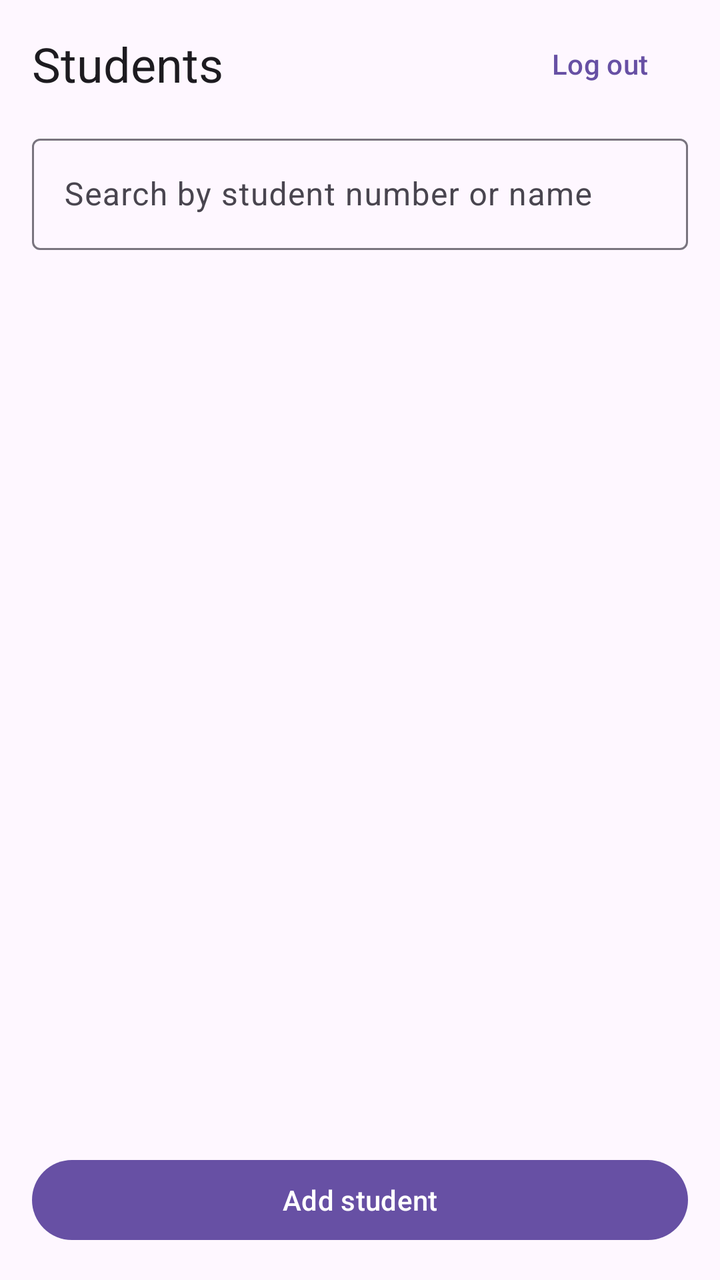
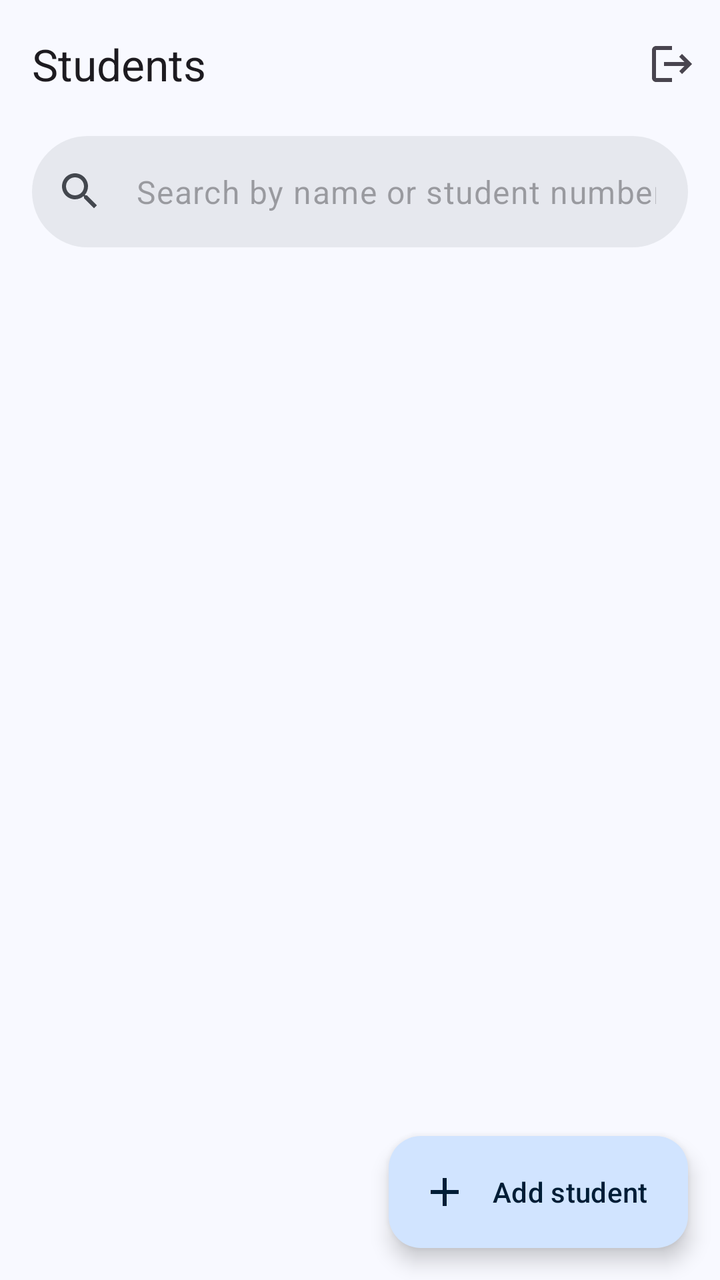

The first picture is an Android layout as it rendered before a commit; the second is the same layout after the commit. The layout source and the unified diff follow.
<!-- AndroidManifest.xml: application theme Theme.MyApplication -->
<!-- res/layout/activity_main.xml -->
<?xml version="1.0" encoding="utf-8"?>
<LinearLayout xmlns:android="http://schemas.android.com/apk/res/android"
    xmlns:tools="http://schemas.android.com/tools"
    android:id="@+id/main"
    android:layout_width="match_parent"
    android:layout_height="match_parent"
    android:orientation="vertical"
    tools:context=".MainActivity">

    <LinearLayout
        android:layout_width="match_parent"
        android:layout_height="wrap_content"
        android:gravity="center_vertical"
        android:orientation="horizontal"
        android:paddingHorizontal="16dp"
        android:paddingVertical="8dp">

        <TextView
            android:layout_width="0dp"
            android:layout_height="wrap_content"
            android:layout_weight="1"
            android:text="Students"
            android:textAppearance="?attr/textAppearanceHeadlineSmall" />

        <Button
            android:id="@+id/btn_logout"
            style="@style/Widget.Material3.Button.TextButton"
            android:layout_width="wrap_content"
            android:layout_height="wrap_content"
            android:text="Log out" />
    </LinearLayout>

    <com.google.android.material.textfield.TextInputLayout
        style="@style/Widget.Material3.TextInputLayout.OutlinedBox"
        android:layout_width="match_parent"
        android:layout_height="wrap_content"
        android:layout_marginHorizontal="16dp"
        android:hint="Search by student number or name">

        <com.google.android.material.textfield.TextInputEditText
            android:id="@+id/edit_search"
            android:layout_width="match_parent"
            android:layout_height="wrap_content"
            android:inputType="text" />
    </com.google.android.material.textfield.TextInputLayout>

    <ListView
        android:id="@+id/list_students"
        android:layout_width="match_parent"
        android:layout_height="0dp"
        android:layout_marginTop="8dp"
        android:layout_weight="1" />

    <Button
        android:id="@+id/btn_add"
        android:layout_width="match_parent"
        android:layout_height="wrap_content"
        android:layout_margin="16dp"
        android:text="Add student" />
</LinearLayout>
<!-- resources referenced by this layout -->
<resources>
  <style name="Base.Theme.MyApplication" parent="Theme.Material3.DayNight.NoActionBar">
          
          
      </style>
  <!-- unchanged entries left out for length: 1 -->
</resources>

<!-- the commit's change to res/layout/activity_main.xml (unified diff, before → after) -->
@@ -1,60 +1,88 @@
 <?xml version="1.0" encoding="utf-8"?>
-<LinearLayout xmlns:android="http://schemas.android.com/apk/res/android"
+<androidx.coordinatorlayout.widget.CoordinatorLayout xmlns:android="http://schemas.android.com/apk/res/android"
+    xmlns:app="http://schemas.android.com/apk/res-auto"
     xmlns:tools="http://schemas.android.com/tools"
     android:id="@+id/main"
     android:layout_width="match_parent"
     android:layout_height="match_parent"
-    android:orientation="vertical"
+    android:background="?attr/colorSurface"
     tools:context=".MainActivity">
 
     <LinearLayout
         android:layout_width="match_parent"
-        android:layout_height="wrap_content"
-        android:gravity="center_vertical"
-        android:orientation="horizontal"
-        android:paddingHorizontal="16dp"
-        android:paddingVertical="8dp">
+        android:layout_height="match_parent"
+        android:orientation="vertical">
 
-        <TextView
-            android:layout_width="0dp"
+        <com.google.android.material.appbar.MaterialToolbar
+            android:id="@+id/toolbar"
+            android:layout_width="match_parent"
+            android:layout_height="?attr/actionBarSize"
+            app:menu="@menu/menu_main"
+            app:title="Students" />
+
+        <com.google.android.material.textfield.TextInputLayout
+            style="@style/Widget.Material3.TextInputLayout.OutlinedBox"
+            android:layout_width="match_parent"
             android:layout_height="wrap_content"
-            android:layout_weight="1"
-            android:text="Students"
-            android:textAppearance="?attr/textAppearanceHeadlineSmall" />
+            android:layout_marginHorizontal="16dp"
+            android:layout_marginTop="4dp"
+            app:boxBackgroundColor="?attr/colorSurfaceContainerHigh"
+            app:boxCornerRadiusBottomEnd="28dp"
+            app:boxCornerRadiusBottomStart="28dp"
+            app:boxCornerRadiusTopEnd="28dp"
+            app:boxCornerRadiusTopStart="28dp"
+            app:boxStrokeWidth="0dp"
+            app:boxStrokeWidthFocused="2dp"
+            app:hintEnabled="false"
+            app:startIconDrawable="@drawable/ic_search">
 
-        <Button
-            android:id="@+id/btn_logout"
-            style="@style/Widget.Material3.Button.TextButton"
-            android:layout_width="wrap_content"
-            android:layout_height="wrap_content"
-            android:text="Log out" />
+            <com.google.android.material.textfield.TextInputEditText
+                android:id="@+id/edit_search"
+                android:layout_width="match_parent"
+                android:layout_height="wrap_content"
+                android:hint="Search by name or student number"
+                android:imeOptions="actionSearch"
+                android:inputType="text" />
+        </com.google.android.material.textfield.TextInputLayout>
+
+        <FrameLayout
+            android:layout_width="match_parent"
+            android:layout_height="match_parent">
+
+            <ListView
+                android:id="@+id/list_students"
+                android:layout_width="match_parent"
+                android:layout_height="match_parent"
+                android:clipToPadding="false"
+                android:divider="@null"
+                android:paddingTop="8dp"
+                android:paddingBottom="96dp"
+                android:scrollbarStyle="outsideOverlay" />
+
+            
+            <TextView
+                android:id="@+id/text_empty"
+                android:layout_width="match_parent"
+                android:layout_height="match_parent"
+                android:drawablePadding="16dp"
+                android:gravity="center"
+                android:paddingHorizontal="32dp"
+                android:paddingBottom="96dp"
+                android:textAppearance="?attr/textAppearanceBodyLarge"
+                android:textColor="?attr/colorOnSurfaceVariant"
+                android:visibility="gone"
+                app:drawableTint="?attr/colorOutline"
+                app:drawableTopCompat="@drawable/ic_search" />
+        </FrameLayout>
     </LinearLayout>
 
-    <com.google.android.material.textfield.TextInputLayout
-        style="@style/Widget.Material3.TextInputLayout.OutlinedBox"
-        android:layout_width="match_parent"
+    <com.google.android.material.floatingactionbutton.ExtendedFloatingActionButton
+        android:id="@+id/fab_add"
+        android:layout_width="wrap_content"
         android:layout_height="wrap_content"
-        android:layout_marginHorizontal="16dp"
-        android:hint="Search by student number or name">
-
-        <com.google.android.material.textfield.TextInputEditText
-            android:id="@+id/edit_search"
-            android:layout_width="match_parent"
-            android:layout_height="wrap_content"
-            android:inputType="text" />
-    </com.google.android.material.textfield.TextInputLayout>
-
-    <ListView
-        android:id="@+id/list_students"
-        android:layout_width="match_parent"
-        android:layout_height="0dp"
-        android:layout_marginTop="8dp"
-        android:layout_weight="1" />
-
-    <Button
-        android:id="@+id/btn_add"
-        android:layout_width="match_parent"
-        android:layout_height="wrap_content"
+        android:layout_gravity="bottom|end"
         android:layout_margin="16dp"
-        android:text="Add student" />
-</LinearLayout>
+        android:text="Add student"
+        android:transitionName="add_student"
+        app:icon="@drawable/ic_add" />
+</androidx.coordinatorlayout.widget.CoordinatorLayout>
<!-- resource entries referenced after the edit -->
@@ -1,9 +1,80 @@
 <!-- resources referenced by this layout -->
 <resources>
+  <!-- drawable ic_add (drawable) -->
+  <?xml version="1.0" encoding="utf-8"?>
+  <vector xmlns:android="http://schemas.android.com/apk/res/android"
+      android:width="24dp"
+      android:height="24dp"
+      android:tint="?attr/colorControlNormal"
+      android:viewportWidth="24"
+      android:viewportHeight="24">
+      <path
+          android:fillColor="@android:color/white"
+          android:pathData="M19,13h-6v6h-2v-6H5v-2h6V5h2v6h6v2z" />
+  </vector>
+  <!-- drawable ic_search (drawable) -->
+  <?xml version="1.0" encoding="utf-8"?>
+  <vector xmlns:android="http://schemas.android.com/apk/res/android"
+      android:width="24dp"
+      android:height="24dp"
+      android:tint="?attr/colorControlNormal"
+      android:viewportWidth="24"
+      android:viewportHeight="24">
+      <path
+          android:fillColor="@android:color/white"
+          android:pathData="M15.5,14h-0.79l-0.28,-0.27C15.41,12.59 16,11.11 16,9.5 16,5.91 13.09,3 9.5,3S3,5.91 3,9.5 5.91,16 9.5,16c1.61,0 3.09,-0.59 4.23,-1.57l0.27,0.28v0.79l5,4.99L20.49,19l-4.99,-5zM9.5,14C7.01,14 5,11.99 5,9.5S7.01,5 9.5,5 14,7.01 14,9.5 11.99,14 9.5,14z" />
+  </vector>
   <style name="Base.Theme.MyApplication" parent="Theme.Material3.DayNight.NoActionBar">
+          <item name="colorPrimary">@color/md_primary</item>
+          <item name="colorOnPrimary">@color/md_on_primary</item>
+          <item name="colorPrimaryContainer">@color/md_primary_container</item>
+          <item name="colorOnPrimaryContainer">@color/md_on_primary_container</item>
+          <item name="colorSecondary">@color/md_secondary</item>
+          <item name="colorOnSecondary">@color/md_on_secondary</item>
+          <item name="colorSecondaryContainer">@color/md_secondary_container</item>
+          <item name="colorOnSecondaryContainer">@color/md_on_secondary_container</item>
+          <item name="colorTertiary">@color/md_tertiary</item>
+          <item name="colorOnTertiary">@color/md_on_tertiary</item>
+          <item name="colorTertiaryContainer">@color/md_tertiary_container</item>
+          <item name="colorOnTertiaryContainer">@color/md_on_tertiary_container</item>
+          <item name="colorSurface">@color/md_surface</item>
+          <item name="colorOnSurface">@color/md_on_surface</item>
+          <item name="colorOnSurfaceVariant">@color/md_on_surface_variant</item>
+          <item name="colorSurfaceContainerLowest">@color/md_surface_container_lowest</item>
+          <item name="colorSurfaceContainerLow">@color/md_surface_container_low</item>
+          <item name="colorSurfaceContainer">@color/md_surface_container</item>
+          <item name="colorSurfaceContainerHigh">@color/md_surface_container_high</item>
+          <item name="colorSurfaceContainerHighest">@color/md_surface_container_highest</item>
+          <item name="colorOutline">@color/md_outline</item>
+          <item name="colorOutlineVariant">@color/md_outline_variant</item>
+          <item name="android:colorBackground">@color/md_surface</item>
+          <item name="android:windowLightStatusBar">@bool/light_system_bars</item>
+          <item name="android:windowLightNavigationBar" tools:targetApi="27">@bool/light_system_bars</item>
           
-          
+          <item name="android:windowActivityTransitions">true</item>
       </style>
+  <color name="md_primary">#36618E</color>
+  <color name="md_on_primary">#FFFFFF</color>
+  <color name="md_primary_container">#D1E4FF</color>
+  <color name="md_on_primary_container">#001D36</color>
+  <color name="md_secondary">#535F70</color>
+  <color name="md_on_secondary">#FFFFFF</color>
+  <color name="md_secondary_container">#D7E3F7</color>
+  <color name="md_on_secondary_container">#101C2B</color>
+  <color name="md_tertiary">#6B5778</color>
+  <color name="md_on_tertiary">#FFFFFF</color>
+  <color name="md_tertiary_container">#F2DAFF</color>
+  <color name="md_on_tertiary_container">#251431</color>
+  <color name="md_surface">#F8F9FF</color>
+  <color name="md_on_surface">#191C20</color>
+  <color name="md_on_surface_variant">#43474E</color>
+  <color name="md_surface_container_lowest">#FFFFFF</color>
+  <color name="md_surface_container_low">#F2F3FA</color>
+  <color name="md_surface_container">#ECEEF4</color>
+  <color name="md_surface_container_high">#E6E8EE</color>
+  <color name="md_surface_container_highest">#E1E2E8</color>
+  <color name="md_outline">#73777F</color>
+  <color name="md_outline_variant">#C3C7CF</color>
   <!-- unchanged entries left out for length: 1 -->
 </resources>
 
